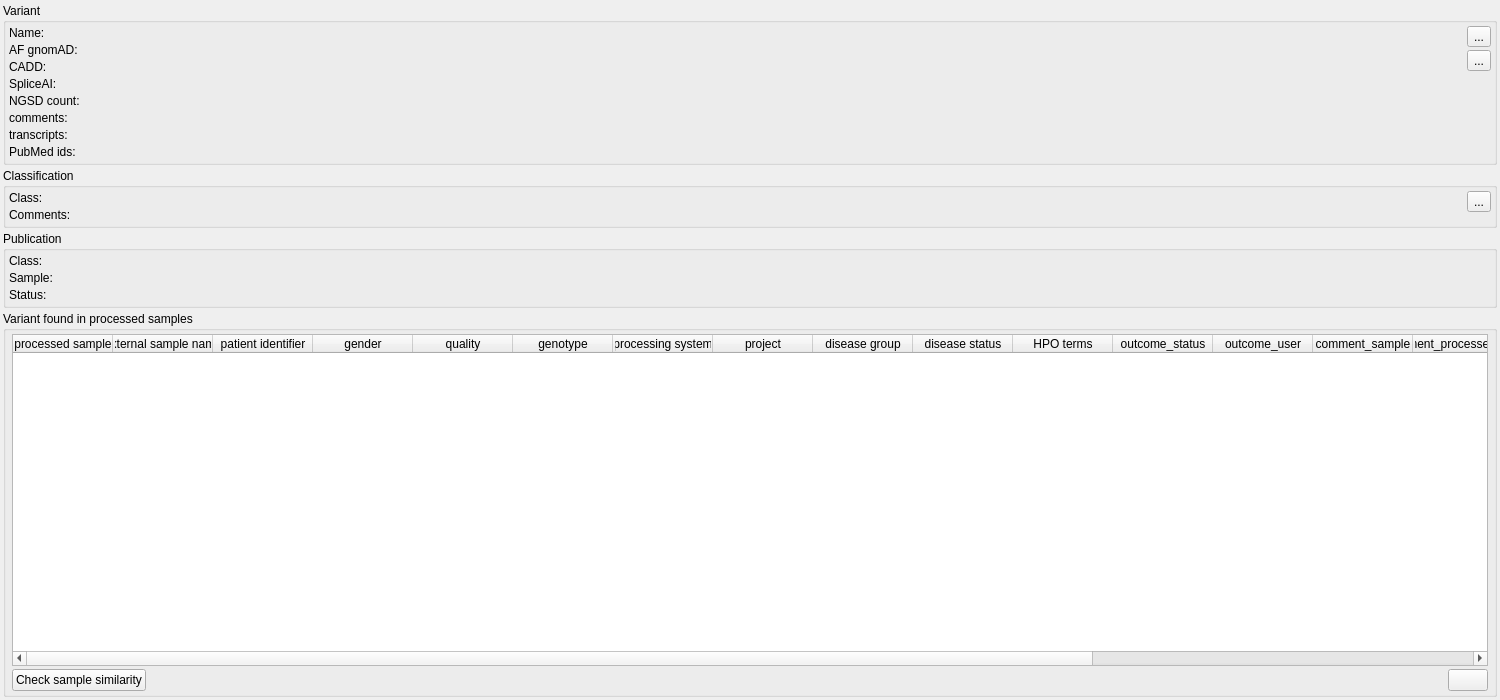
This is src/GSvar/VariantWidget.ui in imgag/ngs-bits as Qt 5 draws it before an edit. The edited form follows.
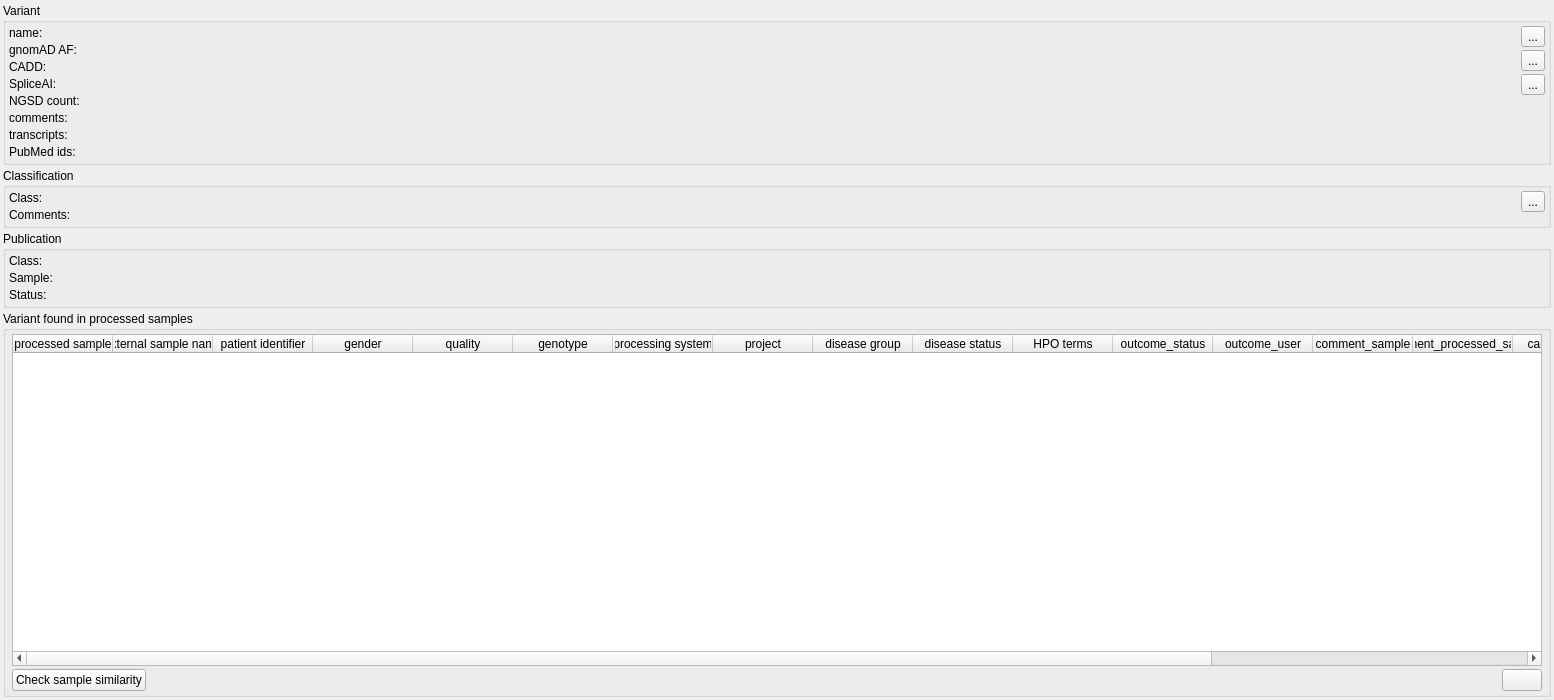
This is the edited form. Icons and pictures are not drawn.

Commit message: GSvar: variant not contained in NGSD can now be added via the open variant dialog; variant tab: copying the variant in different formats is now possible.

What changed in the file:
```diff
--- a/src/GSvar/VariantWidget.ui
+++ b/src/GSvar/VariantWidget.ui
@@ -6,7 +6,7 @@
    <rect>
     <x>0</x>
     <y>0</y>
-    <width>1500</width>
+    <width>1554</width>
     <height>700</height>
    </rect>
   </property>
@@ -76,7 +76,7 @@
         <item row="0" column="0">
          <widget class="QLabel" name="label_5">
           <property name="text">
-           <string>Name:</string>
+           <string>name:</string>
           </property>
          </widget>
         </item>
@@ -105,7 +105,7 @@
         <item row="1" column="0">
          <widget class="QLabel" name="label_4">
           <property name="text">
-           <string>AF gnomAD:</string>
+           <string>gnomAD AF:</string>
           </property>
           <property name="alignment">
            <set>Qt::AlignLeading|Qt::AlignLeft|Qt::AlignTop</set>
@@ -289,6 +289,23 @@
           </property>
          </widget>
         </item>
+        <item>
+         <widget class="QToolButton" name="format_btn">
+          <property name="toolTip">
+           <string>Copy variant to clipboard in the selected format.</string>
+          </property>
+          <property name="text">
+           <string>...</string>
+          </property>
+          <property name="icon">
+           <iconset resource="GSvar.qrc">
+            <normaloff>:/Icons/CopyClipboard.png</normaloff>:/Icons/CopyClipboard.png</iconset>
+          </property>
+          <property name="popupMode">
+           <enum>QToolButton::InstantPopup</enum>
+          </property>
+         </widget>
+        </item>
         <item>
          <spacer name="verticalSpacer_2">
           <property name="orientation">
```
The commit also changes 12 other files.
